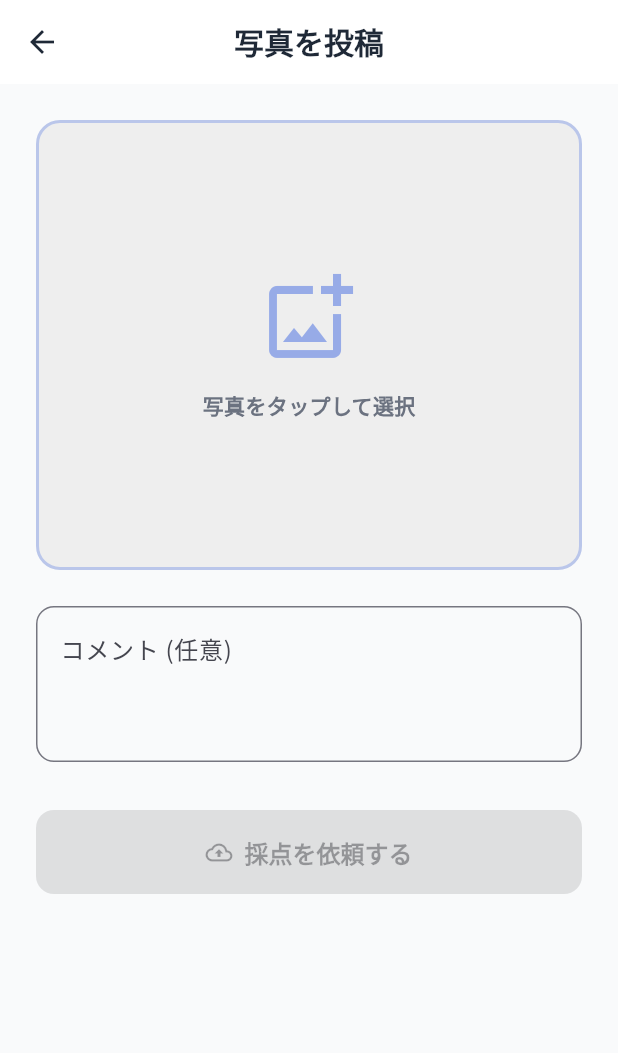
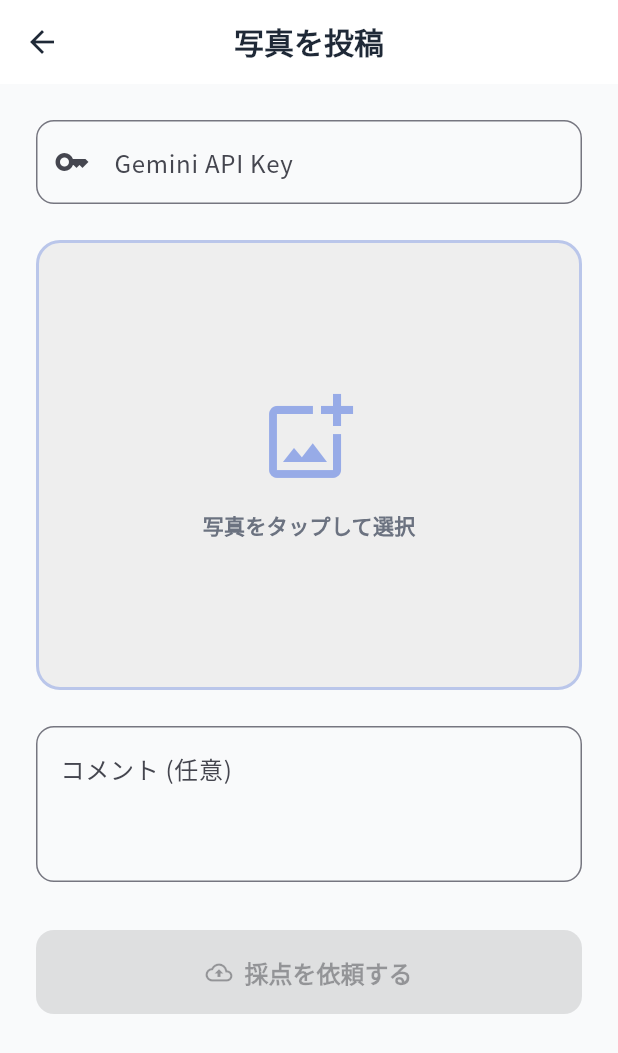
Before and after one commit to fyhw117/picore, a Flutter app: the screen it shows once a user with an empty profile is signed in, after a tap on "写真をアップロード", on a phone screen of 412 x 824 dp. Shown: the top 1053 px of the screen. Run offline on Flutter 3.47's test engine with Material 3 defaults, Android fonts, the phone set to English and light mode, and no system bars; our stand-ins replace cloud_firestore, firebase_auth, firebase_core, firebase_storage, flutter_dotenv, google_fonts and 2 more; accounts and stored records are empty.

Commit message:
AI採点機能を実装した

```diff
--- a/lib/main.dart
+++ b/lib/main.dart
@@ -7,8 +7,11 @@ import 'package:picore/presentation/login_screen.dart';
 import 'package:picore/services/auth_service.dart';
 import 'firebase_options.dart';
 
+import 'package:flutter_dotenv/flutter_dotenv.dart';
+
 void main() async {
   WidgetsFlutterBinding.ensureInitialized();
+  await dotenv.load(fileName: ".env");
   await Firebase.initializeApp(options: DefaultFirebaseOptions.currentPlatform);
   runApp(const MyApp());
 }
--- a/lib/presentation/photo_upload_screen.dart
+++ b/lib/presentation/photo_upload_screen.dart
@@ -6,6 +6,7 @@ import 'package:picore/config/theme.dart';
 import 'package:picore/services/post_service.dart';
 import 'package:picore/services/storage_service.dart';
 import 'package:picore/services/user_service.dart';
+import 'package:picore/services/ai_scoring_service.dart';
 
 class PhotoUploadScreen extends StatefulWidget {
   const PhotoUploadScreen({super.key});
@@ -18,11 +19,18 @@ class _PhotoUploadScreenState extends State<PhotoUploadScreen> {
   final StorageService _storageService = StorageService();
   final PostService _postService = PostService();
   final UserService _userService = UserService();
+  final AiScoringService _aiScoringService =
+      AiScoringService(); // Added AiScoringService
 
   XFile? _selectedImage;
   final TextEditingController _descriptionController = TextEditingController();
+  final TextEditingController _apiKeyController =
+      TextEditingController(); // API Key Input
   bool _isLoading = false;
   String? _errorMessage;
+
+  // デバッグ用: 毎回入力するのが面倒なので
+  // static const String _debugApiKey = '';
 
   Future<void> _pickImage() async {
     try {
@@ -40,6 +48,11 @@ class _PhotoUploadScreenState extends State<PhotoUploadScreen> {
 
   Future<void> _uploadAndPost() async {
     if (_selectedImage == null) return;
+    final apiKey = _apiKeyController.text.trim();
+    if (apiKey.isEmpty) {
+      setState(() => _errorMessage = 'Gemini APIキーを入力してください');
+      return;
+    }
 
     setState(() {
       _isLoading = true;
@@ -50,22 +63,31 @@ class _PhotoUploadScreenState extends State<PhotoUploadScreen> {
       final uid = _userService.currentUserId;
       if (uid == null) throw Exception('ログインが必要です');
 
-      // 1. Upload Image
+      // 1. AI Scoring (並行して走らせてもいいが、スコア取得後に保存したい)
+      final scoreResult = await _aiScoringService.scoreImage(
+        _selectedImage!,
+        apiKey: apiKey,
+      );
+
+      // 2. Upload Image
       final imageUrl = await _storageService.uploadPostImage(
         file: _selectedImage!,
         userId: uid,
       );
 
-      // 2. Create Post Document
+      // 3. Create Post Document with Score
       await _postService.createPost(
         uid: uid,
         imageUrl: imageUrl,
         description: _descriptionController.text.trim(),
+        totalScore: scoreResult.totalScore,
+        scoreDetails: scoreResult.scoreDetails,
+        aiComment: scoreResult.comment,
       );
 
       if (mounted) {
         ScaffoldMessenger.of(context).showSnackBar(
-          const SnackBar(content: Text('アップロードしました！AI採点を開始します...')),
+          SnackBar(content: Text('採点完了！スコア: ${scoreResult.totalScore}点')),
         );
         Navigator.pop(context); // Go back to Home
       }
@@ -101,6 +123,21 @@ class _PhotoUploadScreenState extends State<PhotoUploadScreen> {
                   style: const TextStyle(color: Colors.red),
                 ),
               ),
+
+            // API Key Input (本来は設定画面や環境変数で管理すべき)
+            TextField(
+              controller: _apiKeyController,
+              decoration: const InputDecoration(
+                labelText: 'Gemini API Key',
+                hintText: 'AI Studioで取得したAPIキーを入力',
+                border: OutlineInputBorder(
+                  borderRadius: BorderRadius.all(Radius.circular(12)),
+                ),
+                prefixIcon: Icon(Icons.key),
+              ),
+              obscureText: true,
+            ),
+            const SizedBox(height: 24),
 
             // Image Preview Area
             GestureDetector(
--- /dev/null
+++ b/lib/services/ai_scoring_service.dart
@@ -0,0 +1,93 @@
+import 'dart:convert';
+import 'package:flutter_dotenv/flutter_dotenv.dart';
+import 'package:google_generative_ai/google_generative_ai.dart';
+import 'package:image_picker/image_picker.dart';
+
+class AiScoringResult {
+  final int totalScore;
+  final Map<String, dynamic> scoreDetails;
+  final String comment;
+
+  AiScoringResult({
+    required this.totalScore,
+    required this.scoreDetails,
+    required this.comment,
+  });
+
+  factory AiScoringResult.fromJson(Map<String, dynamic> json) {
+    return AiScoringResult(
+      totalScore: json['total_score'] ?? 0,
+      scoreDetails: json['details'] ?? {},
+      comment: json['comment'] ?? '',
+    );
+  }
+}
+
+class AiScoringService {
+  late final GenerativeModel _model;
+  final String? _apiKey;
+
+  AiScoringService({String? apiKey}) : _apiKey = apiKey;
+
+  Future<AiScoringResult> scoreImage(XFile imageFile, {String? apiKey}) async {
+    final key = apiKey ?? _apiKey ?? dotenv.env['GEMINI_API_KEY'];
+    if (key == null || key.isEmpty || key == 'YOUR_API_KEY_HERE') {
+      throw Exception('Gemini APIキーが必要です');
+    }
+
+    _model = GenerativeModel(
+      model: 'gemini-1.5-flash',
+      apiKey: key,
+      generationConfig: GenerationConfig(
+        responseMimeType: 'application/json',
+        temperature: 0.4,
+      ),
+    );
+
+    final imageBytes = await imageFile.readAsBytes();
+    final content = [
+      Content.multi([TextPart(_prompt), DataPart('image/jpeg', imageBytes)]),
+    ];
+
+    try {
+      final response = await _model.generateContent(content);
+      final text = response.text;
+
+      if (text == null) throw Exception('Geminiからの応答が空でした');
+
+      // JSONパース
+      final json = jsonDecode(text) as Map<String, dynamic>;
+      return AiScoringResult.fromJson(json);
+    } catch (e) {
+      throw Exception('AI採点に失敗しました: $e');
+    }
+  }
+
+  static const String _prompt = '''
+あなたはプロのフォトグラファー兼写真評論家です。
+アップロードされた写真を、技術点と芸術点の両面から厳正に評価し、採点してください。
+JSON形式で以下の情報を出力してください。
+
+【評価基準】
+- 構図 (composition): 30点満点
+- 光と露出 (lighting): 30点満点
+- 色彩とトーン (color): 20点満点
+- 独創性とインパクト (originality): 20点満点
+- 合計 (total_score): 100点満点
+
+【出力フォーマット】
+{
+  "total_score": 85,
+  "details": {
+    "composition": 25,
+    "lighting": 28,
+    "color": 18,
+    "originality": 14
+  },
+  "comment": "素晴らしい朝焼けですね。空のグラデーションが美しく捉えられています。手前のシルエットが少し重たいので、もう少しハイライトを入れても良かったかもしれません。"
+}
+
+※コメントは日本語で、100文字以内で、具体的かつ建設的なアドバイスを含めてください。
+辛口すぎず、かつ褒めすぎず、投稿者のモチベーションが上がるようなトーンでお願いします。
+''';
+}
--- a/pubspec.yaml
+++ b/pubspec.yaml
@@ -40,6 +40,8 @@ dependencies:
   cloud_firestore: ^6.1.2
   firebase_storage: ^13.0.6
   image_picker: ^1.2.1
+  google_generative_ai: ^0.4.7
+  flutter_dotenv: ^6.0.0
 
 dev_dependencies:
   flutter_test:
```
Also changed, not shown: lib/services/post_service.dart (+7 -2 lines), pubspec.lock, 1 other file.
